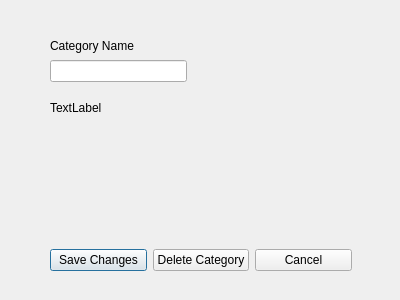
The window that editcategorydialog.ui (hizkiaadrian/scheduler) describes before a commit, drawn with Qt 5.
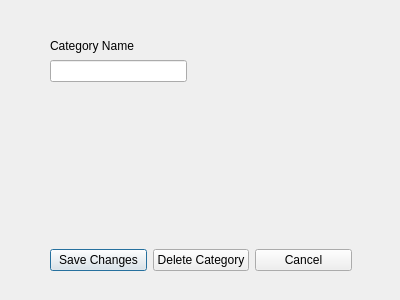
The same window after the commit.

What changed in the file:
```diff
--- a/editcategorydialog.ui
+++ b/editcategorydialog.ui
@@ -36,19 +36,6 @@
     </rect>
    </property>
   </widget>
-  <widget class="QLabel" name="label_2">
-   <property name="geometry">
-    <rect>
-     <x>50</x>
-     <y>100</y>
-     <width>55</width>
-     <height>16</height>
-    </rect>
-   </property>
-   <property name="text">
-    <string>TextLabel</string>
-   </property>
-  </widget>
   <widget class="QWidget" name="horizontalLayoutWidget">
    <property name="geometry">
     <rect>
```
Left out of the diff: 2 changed lines with no effect on the pictures.
